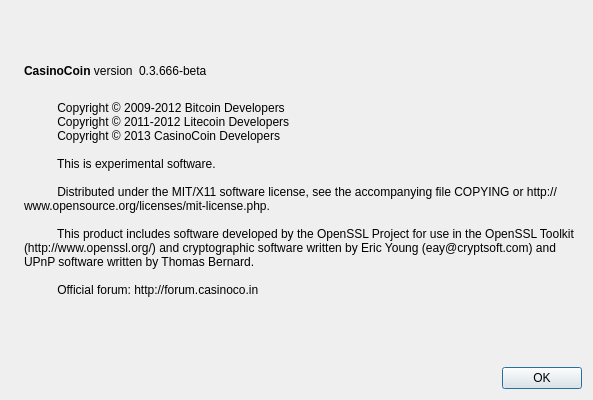
Qt form src/qt/forms/aboutdialog.ui (transcoder/CasinoCoin) before a commit.
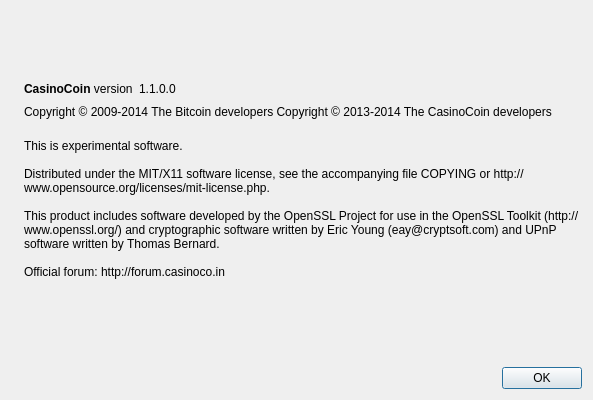
The same form after that commit. Icons and pictures are not drawn.

```diff
--- a/src/qt/forms/aboutdialog.ui
+++ b/src/qt/forms/aboutdialog.ui
@@ -63,10 +63,7 @@
           <cursorShape>IBeamCursor</cursorShape>
          </property>
          <property name="text">
-          <string notr="true">0.3.666-beta</string>
-         </property>
-         <property name="textFormat">
-          <enum>Qt::RichText</enum>
+          <string notr="true">1.1.0.0</string>
          </property>
          <property name="textInteractionFlags">
           <set>Qt::LinksAccessibleByMouse|Qt::TextSelectableByKeyboard|Qt::TextSelectableByMouse</set>
@@ -88,6 +85,23 @@
        </item>
       </layout>
      </item>
+     <item>
+      <widget class="QLabel" name="copyrightLabel">
+       <property name="cursor">
+        <cursorShape>IBeamCursor</cursorShape>
+       </property>
+       <property name="text">
+        <string notr="true">Copyright &amp;copy; 2009-2014 The Bitcoin developers
+Copyright &amp;copy; 2013-2014 The CasinoCoin developers</string>
+       </property>
+       <property name="textFormat">
+        <enum>Qt::RichText</enum>
+       </property>
+       <property name="textInteractionFlags">
+        <set>Qt::LinksAccessibleByMouse|Qt::TextSelectableByKeyboard|Qt::TextSelectableByMouse</set>
+       </property>
+      </widget>
+     </item>
      <item>
       <widget class="QLabel" name="label_2">
        <property name="cursor">
@@ -95,18 +109,14 @@
        </property>
        <property name="text">
         <string>
-          Copyright © 2009-2012 Bitcoin Developers
-          Copyright © 2011-2012 Litecoin Developers
-          Copyright © 2013 CasinoCoin Developers
+This is experimental software.
 
-          This is experimental software.
+Distributed under the MIT/X11 software license, see the accompanying file COPYING or http://www.opensource.org/licenses/mit-license.php.
 
-          Distributed under the MIT/X11 software license, see the accompanying file COPYING or http://www.opensource.org/licenses/mit-license.php.
+This product includes software developed by the OpenSSL Project for use in the OpenSSL Toolkit (http://www.openssl.org/) and cryptographic software written by Eric Young (eay@cryptsoft.com) and UPnP software written by Thomas Bernard.
 
-          This product includes software developed by the OpenSSL Project for use in the OpenSSL Toolkit (http://www.openssl.org/) and cryptographic software written by Eric Young (eay@cryptsoft.com) and UPnP software written by Thomas Bernard.
-
-          Official forum: http://forum.casinoco.in
-        </string>
+Official forum: http://forum.casinoco.in
+         </string>
        </property>
        <property name="wordWrap">
         <bool>true</bool>
```
